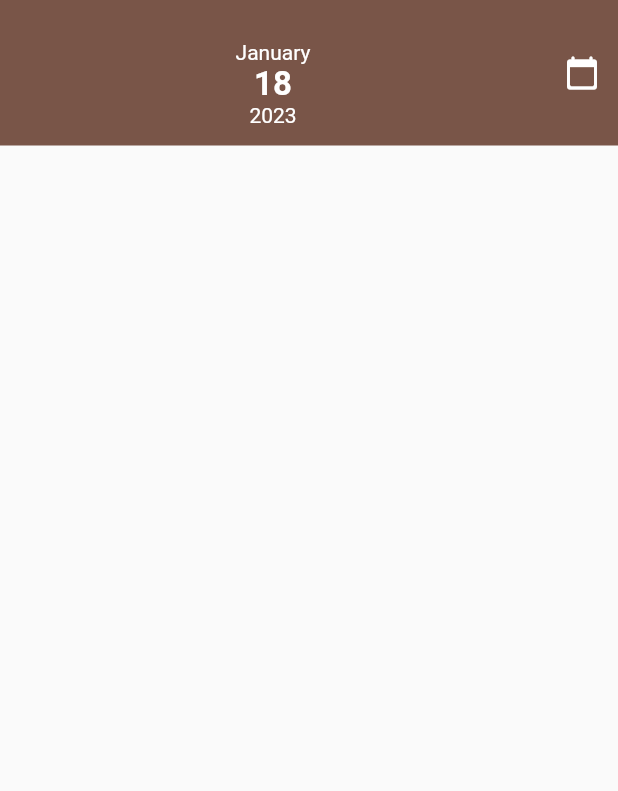
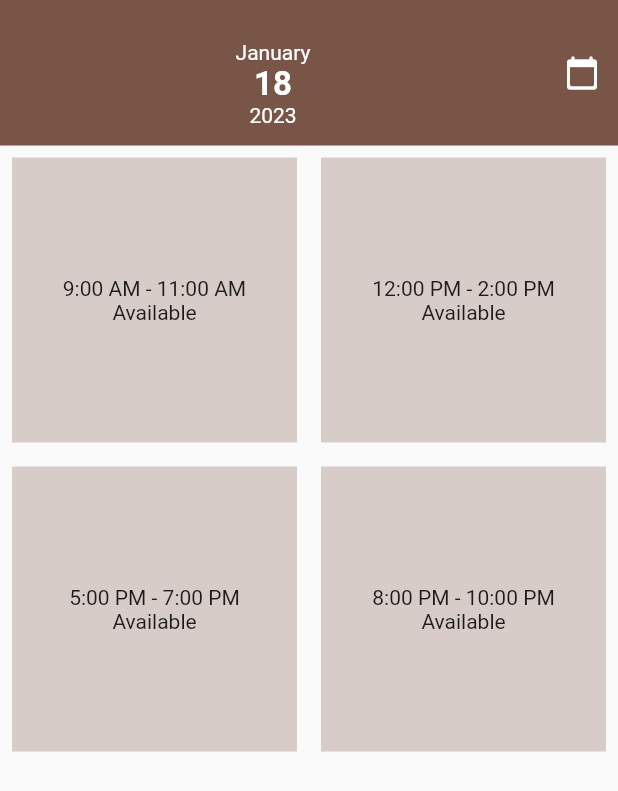
Before and after one commit to sofiyathefirst/freelance_maid_phase_1, a Flutter app: the screen it shows after launch, on a phone screen of 412 x 824 dp. Shown: the top 791 px of the screen. Run offline on Flutter 3.47's test engine with Material 2 defaults, Android fonts, the phone set to English and light mode, and no system bars; our stand-ins replace cloud_firestore, firebase_auth, firebase_core, firebase_storage, geolocator, google_maps_flutter and 4 more; missing offline and left inert: geocoder2; accounts and stored records are empty.

Commit message:
Changes to be committed: 	new file:   lib/common method/utils.dart 	modified:   lib/customer/cust_pickdatetime.dart 	modified:   pubspec.lock 	modified:   pubspec.yaml

```diff
--- /dev/null
+++ b/lib/common method/utils.dart
@@ -0,0 +1,6 @@
+const TIME_SLOT = {
+  '9:00 AM - 11:00 AM',
+  '12:00 PM - 2:00 PM',
+  '5:00 PM - 7:00 PM',
+  '8:00 PM - 10:00 PM'
+};
--- a/lib/customer/cust_pickdatetime.dart
+++ b/lib/customer/cust_pickdatetime.dart
@@ -1,5 +1,6 @@
 import 'package:flutter/cupertino.dart';
 import 'package:flutter/material.dart';
+import 'package:freelance_maid_phase_1/common%20method/utils.dart';
 import 'package:intl/intl.dart';
 
 class PickDateTime extends StatefulWidget {
@@ -11,6 +12,7 @@ class PickDateTime extends StatefulWidget {
 
 class _PickDateTimeState extends State<PickDateTime> {
   DateTime date = DateTime.now();
+  String selectedTime = '';
 
   @override
   Widget build(BuildContext context) {
@@ -80,6 +82,37 @@ class _PickDateTimeState extends State<PickDateTime> {
                 ],
               ),
             ),
+            GridView.builder(
+              shrinkWrap: true,
+              gridDelegate:
+                  SliverGridDelegateWithFixedCrossAxisCount(crossAxisCount: 2),
+              itemCount: TIME_SLOT.length,
+              itemBuilder: (context, index) {
+                return GestureDetector(
+                  onTap: () {
+                    selectedTime = TIME_SLOT.elementAt(index);
+                  },
+                  child: Padding(
+                    padding: const EdgeInsets.all(8.0),
+                    child: Container(
+                      height: 50,
+                      width: 50,
+                      color: Colors.brown[100],
+                      child: Center(
+                        child: Column(
+                          crossAxisAlignment: CrossAxisAlignment.center,
+                          mainAxisAlignment: MainAxisAlignment.center,
+                          children: [
+                            Text('${TIME_SLOT.elementAt(index)}'),
+                            Text('Available'),
+                          ],
+                        ),
+                      ),
+                    ),
+                  ),
+                );
+              },
+            ),
           ],
         ),
       ),
--- a/pubspec.yaml
+++ b/pubspec.yaml
@@ -55,11 +55,8 @@ dependencies:
   permission_handler: any
   geocoding: ^2.0.5
   geocoder2: any
-  booking_calendar: any
   mockito: any
-  riverpod: any
-  flutter_datetime_picker: any
-
+  responsive_grid: any
 
 
 
```
Also changed, not shown: pubspec.lock.
